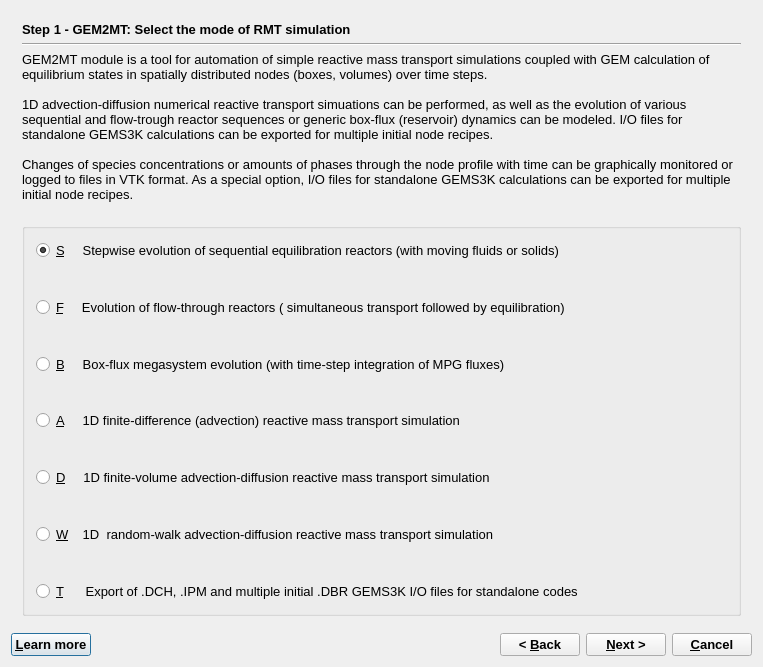
Before: the Qt Designer form GUI/Dialogs4/GEM2MTWizard4.ui in gemshub/GEMSGUI, drawn with Qt 5.
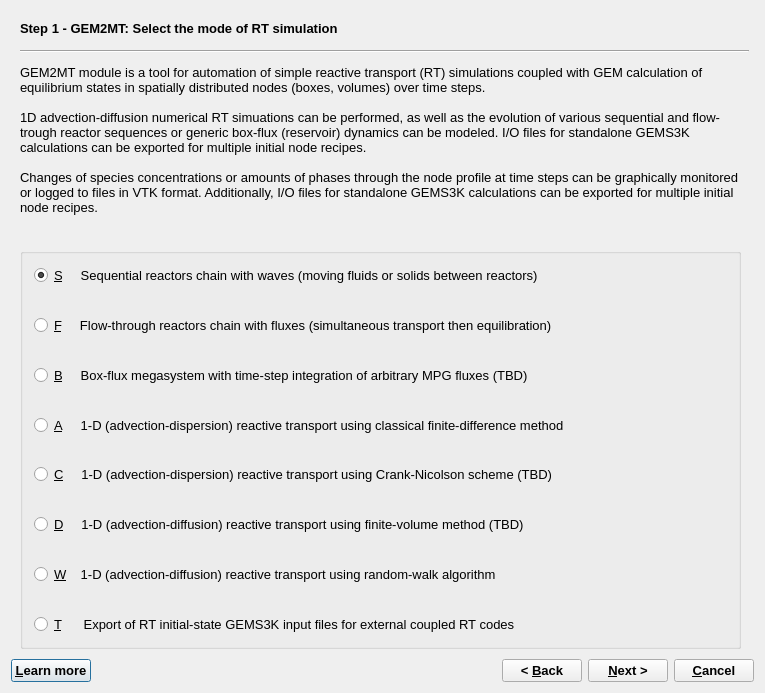
After: the same form once the commit is applied. The open tabs and pages were chosen to show the change.

Commit message: Interim commit of changes to help pages, wizard and code of GEM2MT

```diff
--- a/GUI/Dialogs4/GEM2MTWizard4.ui
+++ b/GUI/Dialogs4/GEM2MTWizard4.ui
@@ -9,8 +9,8 @@
    <rect>
     <x>0</x>
     <y>0</y>
-    <width>763</width>
-    <height>619</height>
+    <width>765</width>
+    <height>693</height>
    </rect>
   </property>
   <property name="font">
@@ -49,9 +49,15 @@
       <number>2</number>
      </property>
      <widget class="QWidget" name="page">
-      <layout class="QVBoxLayout" name="verticalLayout_12">
-       <item>
         <widget class="QLabel" name="pageName">
+       <property name="geometry">
+        <rect>
+         <x>9</x>
+         <y>9</y>
+         <width>383</width>
+         <height>17</height>
+        </rect>
+       </property>
          <property name="sizePolicy">
           <sizepolicy hsizetype="Preferred" vsizetype="Fixed">
            <horstretch>0</horstretch>
@@ -65,19 +71,31 @@
           </font>
          </property>
          <property name="text">
-          <string>Step 1 - GEM2MT: Select the mode of RMT simulation </string>
-         </property>
-        </widget>
-       </item>
-       <item>
+        <string>Step 1 - GEM2MT: Select the mode of RT simulation </string>
+       </property>
+      </widget>
         <widget class="Line" name="line">
+       <property name="geometry">
+        <rect>
+         <x>9</x>
+         <y>32</y>
+         <width>729</width>
+         <height>16</height>
+        </rect>
+       </property>
          <property name="orientation">
           <enum>Qt::Horizontal</enum>
          </property>
         </widget>
-       </item>
-       <item>
         <widget class="QLabel" name="textLabel10">
+       <property name="geometry">
+        <rect>
+         <x>9</x>
+         <y>41</y>
+         <width>721</width>
+         <height>191</height>
+        </rect>
+       </property>
          <property name="sizePolicy">
           <sizepolicy hsizetype="Preferred" vsizetype="Preferred">
            <horstretch>0</horstretch>
@@ -94,13 +112,13 @@
           <string>&lt;!DOCTYPE HTML PUBLIC &quot;-//W3C//DTD HTML 4.0//EN&quot; &quot;http://www.w3.org/TR/REC-html40/strict.dtd&quot;&gt;
 &lt;html&gt;&lt;head&gt;&lt;meta name=&quot;qrichtext&quot; content=&quot;1&quot; /&gt;&lt;style type=&quot;text/css&quot;&gt;
 p, li { white-space: pre-wrap; }
-&lt;/style&gt;&lt;/head&gt;&lt;body style=&quot; font-family:'Lucida Grande'; font-size:13pt; font-weight:400; font-style:normal;&quot;&gt;
-&lt;p style=&quot; margin-top:0px; margin-bottom:0px; margin-left:0px; margin-right:0px; -qt-block-indent:0; text-indent:0px;&quot;&gt;&lt;span style=&quot; font-family:'MS Shell Dlg 2'; font-size:10pt;&quot;&gt;GEM2MT module is a tool for automation of simple reactive mass transport simulations coupled with GEM calculation of equilibrium states in spatially distributed nodes (boxes, volumes) over time steps. &lt;/span&gt;&lt;/p&gt;
-&lt;p style=&quot;-qt-paragraph-type:empty; margin-top:0px; margin-bottom:0px; margin-left:0px; margin-right:0px; -qt-block-indent:0; text-indent:0px; font-family:'MS Shell Dlg 2'; font-size:10pt;&quot;&gt;&lt;/p&gt;
-&lt;p style=&quot; margin-top:0px; margin-bottom:0px; margin-left:0px; margin-right:0px; -qt-block-indent:0; text-indent:0px;&quot;&gt;&lt;span style=&quot; font-family:'MS Shell Dlg 2'; font-size:10pt;&quot;&gt;1D advection-diffusion numerical reactive transport simuations can be performed, as well as the evolution of various sequential and flow-trough reactor sequences or generic box-flux (reservoir) dynamics can be modeled. I/O files for standalone GEMS3K calculations can be exported for multiple initial node recipes.&lt;/span&gt;&lt;/p&gt;
-&lt;p style=&quot;-qt-paragraph-type:empty; margin-top:0px; margin-bottom:0px; margin-left:0px; margin-right:0px; -qt-block-indent:0; text-indent:0px; font-family:'MS Shell Dlg 2'; font-size:10pt;&quot;&gt;&lt;/p&gt;
-&lt;p style=&quot; margin-top:0px; margin-bottom:0px; margin-left:0px; margin-right:0px; -qt-block-indent:0; text-indent:0px;&quot;&gt;&lt;span style=&quot; font-family:'MS Shell Dlg 2'; font-size:10pt;&quot;&gt;Changes of species concentrations or amounts of phases through the node profile with time can be graphically monitored or logged to files in VTK format. As a special option, I/O files for standalone GEMS3K calculations can be exported for multiple initial node recipes. &lt;/span&gt;&lt;/p&gt;
-&lt;p style=&quot; margin-top:0px; margin-bottom:0px; margin-left:0px; margin-right:0px; -qt-block-indent:0; text-indent:0px;&quot;&gt;&lt;span style=&quot; font-family:'MS Shell Dlg 2'; font-size:10pt;&quot;&gt; &lt;/span&gt;&lt;/p&gt;&lt;/body&gt;&lt;/html&gt;</string>
+&lt;/style&gt;&lt;/head&gt;&lt;body style=&quot; font-family:'Sans Serif'; font-size:10pt; font-weight:400; font-style:normal;&quot;&gt;
+&lt;p style=&quot; margin-top:0px; margin-bottom:0px; margin-left:0px; margin-right:0px; -qt-block-indent:0; text-indent:0px;&quot;&gt;&lt;span style=&quot; font-family:'MS Shell Dlg 2';&quot;&gt;GEM2MT module is a tool for automation of simple reactive transport (RT) simulations coupled with GEM calculation of equilibrium states in spatially distributed nodes (boxes, volumes) over time steps. &lt;/span&gt;&lt;/p&gt;
+&lt;p style=&quot;-qt-paragraph-type:empty; margin-top:0px; margin-bottom:0px; margin-left:0px; margin-right:0px; -qt-block-indent:0; text-indent:0px; font-family:'MS Shell Dlg 2';&quot;&gt;&lt;br /&gt;&lt;/p&gt;
+&lt;p style=&quot; margin-top:0px; margin-bottom:0px; margin-left:0px; margin-right:0px; -qt-block-indent:0; text-indent:0px;&quot;&gt;&lt;span style=&quot; font-family:'MS Shell Dlg 2';&quot;&gt;1D advection-diffusion numerical RT simuations can be performed, as well as the evolution of various sequential and flow-trough reactor sequences or generic box-flux (reservoir) dynamics can be modeled. I/O files for standalone GEMS3K calculations can be exported for multiple initial node recipes.&lt;/span&gt;&lt;/p&gt;
+&lt;p style=&quot;-qt-paragraph-type:empty; margin-top:0px; margin-bottom:0px; margin-left:0px; margin-right:0px; -qt-block-indent:0; text-indent:0px; font-family:'MS Shell Dlg 2';&quot;&gt;&lt;br /&gt;&lt;/p&gt;
+&lt;p style=&quot; margin-top:0px; margin-bottom:0px; margin-left:0px; margin-right:0px; -qt-block-indent:0; text-indent:0px;&quot;&gt;&lt;span style=&quot; font-family:'MS Shell Dlg 2';&quot;&gt;Changes of species concentrations or amounts of phases through the node profile at time steps can be graphically monitored or logged to files in VTK format. Additionally, I/O files for standalone GEMS3K calculations can be exported for multiple initial node recipes. &lt;/span&gt;&lt;/p&gt;
+&lt;p style=&quot; margin-top:0px; margin-bottom:0px; margin-left:0px; margin-right:0px; -qt-block-indent:0; text-indent:0px;&quot;&gt;&lt;span style=&quot; font-family:'MS Shell Dlg 2';&quot;&gt; &lt;/span&gt;&lt;/p&gt;&lt;/body&gt;&lt;/html&gt;</string>
          </property>
          <property name="textFormat">
           <enum>Qt::AutoText</enum>
@@ -118,9 +136,15 @@
           <bool>false</bool>
          </property>
         </widget>
-       </item>
-       <item>
         <widget class="QGroupBox" name="groupBox">
+       <property name="geometry">
+        <rect>
+         <x>9</x>
+         <y>237</y>
+         <width>721</width>
+         <height>401</height>
+        </rect>
+       </property>
          <property name="sizePolicy">
           <sizepolicy hsizetype="Minimum" vsizetype="Minimum">
            <horstretch>0</horstretch>
@@ -134,7 +158,7 @@
           <item>
            <widget class="QRadioButton" name="pselS">
             <property name="text">
-             <string>&amp;S     Stepwise evolution of sequential equilibration reactors (with moving fluids or solids)</string>
+           <string>&amp;S     Sequential reactors chain with waves (moving fluids or solids between reactors)</string>
             </property>
             <property name="shortcut">
              <string>Alt+T</string>
@@ -163,7 +187,7 @@
           <item>
            <widget class="QRadioButton" name="pselF">
             <property name="text">
-             <string>&amp;F     Evolution of flow-through reactors ( simultaneous transport followed by equilibration)</string>
+           <string>&amp;F     Flow-through reactors chain with fluxes (simultaneous transport then equilibration)</string>
             </property>
             <property name="shortcut">
              <string>Alt+V</string>
@@ -189,7 +213,7 @@
           <item>
            <widget class="QRadioButton" name="pselB">
             <property name="text">
-             <string>&amp;B     Box-flux megasystem evolution (with time-step integration of MPG fluxes)</string>
+           <string>&amp;B     Box-flux megasystem with time-step integration of arbitrary MPG fluxes (TBD)</string>
             </property>
             <property name="shortcut">
              <string>Alt+F</string>
@@ -215,7 +239,36 @@
           <item>
            <widget class="QRadioButton" name="pselA">
             <property name="text">
-             <string>&amp;A     1D finite-difference (advection) reactive mass transport simulation</string>
+           <string>&amp;A     1-D (advection-dispersion) reactive transport using classical finite-difference method</string>
+          </property>
+          <property name="shortcut">
+           <string>Alt+A</string>
+          </property>
+          <property name="checked">
+           <bool>false</bool>
+          </property>
+         </widget>
+        </item>
+        <item>
+         <spacer name="spacer">
+          <property name="orientation">
+           <enum>Qt::Vertical</enum>
+          </property>
+          <property name="sizeType">
+           <enum>QSizePolicy::Expanding</enum>
+          </property>
+          <property name="sizeHint" stdset="0">
+           <size>
+            <width>20</width>
+            <height>8</height>
+           </size>
+          </property>
+         </spacer>
+        </item>
+        <item>
+         <widget class="QRadioButton" name="pselC">
+          <property name="text">
+           <string>&amp;C     1-D (advection-dispersion) reactive transport using Crank-Nicolson scheme (TBD)</string>
             </property>
             <property name="shortcut">
              <string>Alt+A</string>
@@ -244,7 +297,7 @@
           <item>
            <widget class="QRadioButton" name="pselD">
             <property name="text">
-             <string>&amp;D     1D finite-volume advection-diffusion reactive mass transport simulation</string>
+           <string>&amp;D     1-D (advection-diffusion) reactive transport using finite-volume method (TBD)</string>
             </property>
             <property name="shortcut">
              <string>Alt+D</string>
@@ -270,7 +323,7 @@
           <item>
            <widget class="QRadioButton" name="pselW">
             <property name="text">
-             <string>&amp;W    1D  random-walk advection-diffusion reactive mass transport simulation</string>
+           <string>&amp;W    1-D (advection-diffusion) reactive transport using random-walk algorithm</string>
             </property>
             <property name="shortcut">
              <string>Alt+W</string>
@@ -296,7 +349,7 @@
           <item>
            <widget class="QRadioButton" name="pselT">
             <property name="text">
-             <string>&amp;T      Export of .DCH, .IPM and multiple initial .DBR GEMS3K I/O files for standalone codes</string>
+           <string>&amp;T      Export of RT initial-state GEMS3K input files for external coupled RT codes</string>
             </property>
             <property name="shortcut">
              <string>Alt+S</string>
@@ -308,8 +361,6 @@
           </item>
          </layout>
         </widget>
-       </item>
-      </layout>
      </widget>
      <widget class="QWidget" name="page_2">
       <layout class="QVBoxLayout" name="verticalLayout_2">
```
Left out of the diff: 42 changed lines with no effect on the pictures. Lines whose indentation alone changed are shown as unchanged. The commit also changes 16 other files.
